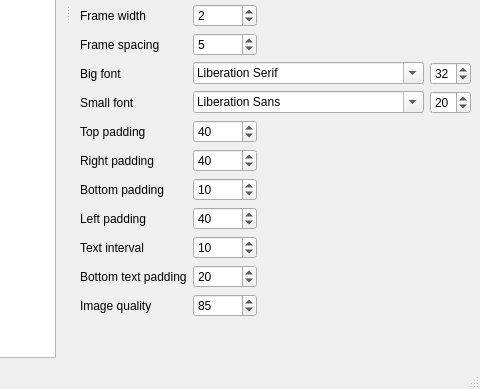
Qt form pydemowindow.ui (hiddenchan/pydemo) before a commit; both pictures show x 242 to 722 and y 358 to 747 of the 722 by 747 pixel window.
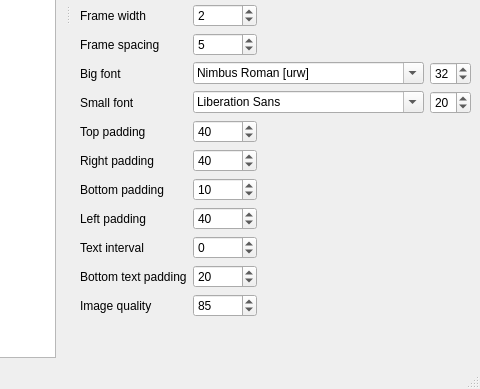
The same form after that commit.

Commit message: allow negative text intervals

What changed in the file:
```diff
--- a/pydemowindow.ui
+++ b/pydemowindow.ui
@@ -323,8 +323,11 @@
              <height>0</height>
             </size>
            </property>
+           <property name="minimum">
+            <number>-99</number>
+           </property>
            <property name="value">
-            <number>10</number>
+            <number>0</number>
            </property>
           </widget>
          </item>
@@ -493,7 +496,7 @@
              </property>
              <property name="currentFont">
               <font>
-               <family>Times</family>
+               <family>Nimbus Roman No9 L</family>
                <pointsize>32</pointsize>
               </font>
              </property>
```
Left out of the diff: 2 changed lines with no effect on the pictures. The commit also changes 1 other file.
